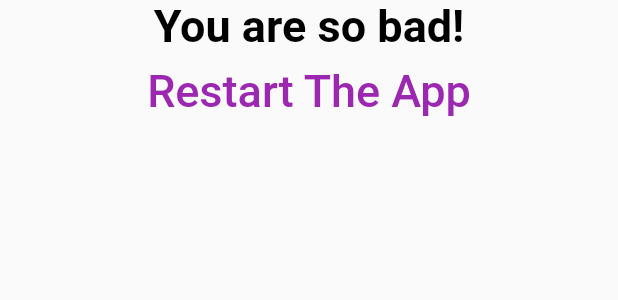
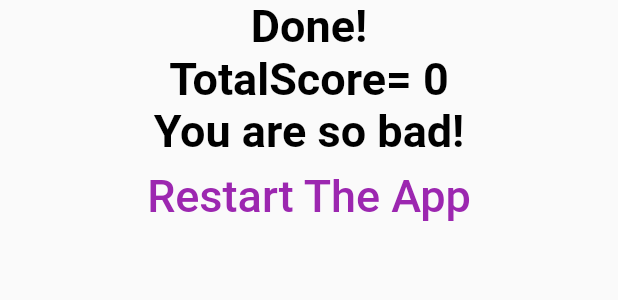
Before and after one commit to Rowaaata/QuizApp, a Flutter app: the Result widget shown alone on an empty page, opened directly with empty values, on a phone screen of 412 x 824 dp. Shown: the top 300 px of the screen. Run offline on Flutter 3.47's test engine with Material 2 defaults, Android fonts, the phone set to English and light mode, and no system bars.

Commit message:
result.dart main.dart answer.dart quiz.dart question.dart

```diff
--- a/lib/main.dart
+++ b/lib/main.dart
@@ -25,7 +25,11 @@ class _MyAppState extends State<MyApp> {
     setState(() {
       _questionindex = 0;
       _totalScore=0;
+      print("Done");
+      print(_totalScore);
     });
+
+
   }
 
   void answerQuestion(int score) {
@@ -91,6 +95,7 @@ class _MyAppState extends State<MyApp> {
         ),
         body: Container(
           color: isSwitched ==false? Colors.white:Colors.black,
+
             child: _questionindex < _question.length
                 ? Quiz(_question, _questionindex, answerQuestion)
                 : Result(reset,_totalScore)),
--- a/lib/result.dart
+++ b/lib/result.dart
@@ -1,23 +1,22 @@
 import 'package:flutter/material.dart';
 import 'main.dart';
+
 class Result extends StatelessWidget {
   final Function() q;
   final int resultScore;
 
-  Result(this.q,this.resultScore);
+  Result(this.q, this.resultScore);
 
-  String get resultPhrase{
+  String get resultPhrase {
     String resultText;
-    if(resultScore>=70){
-      resultText="You are awesome !";
-
-    }else if (resultScore>=40){
-      resultText="Pretty likable!";
-    }else{
-      resultText="You are so bad!";
+    if (resultScore >= 70) {
+      resultText = "You are awesome !";
+    } else if (resultScore >= 40) {
+      resultText = "Pretty likable!";
+    } else {
+      resultText = "You are so bad!";
     }
     return resultText;
-
   }
 
   @override
@@ -25,9 +24,27 @@ class Result extends StatelessWidget {
     return Center(
       child: Column(
         children: [
+
           Text(
-           resultPhrase,
-            style: TextStyle(fontSize: 30, fontWeight: FontWeight.bold,color: isSwitched ==false?Colors.black:Colors.white),
+            "Done!",
+            style: TextStyle(
+                fontSize: 30,
+                fontWeight: FontWeight.bold,
+                color: isSwitched == false ? Colors.black : Colors.white),
+          ),
+          Text(
+           'TotalScore= $resultScore',
+            style: TextStyle(
+                fontSize: 30,
+                fontWeight: FontWeight.bold,
+                color: isSwitched == false ? Colors.black : Colors.white),
+          ),
+          Text(
+            resultPhrase,
+            style: TextStyle(
+                fontSize: 30,
+                fontWeight: FontWeight.bold,
+                color: isSwitched == false ? Colors.black : Colors.white),
           ),
           TextButton(
               onPressed: q,
```
